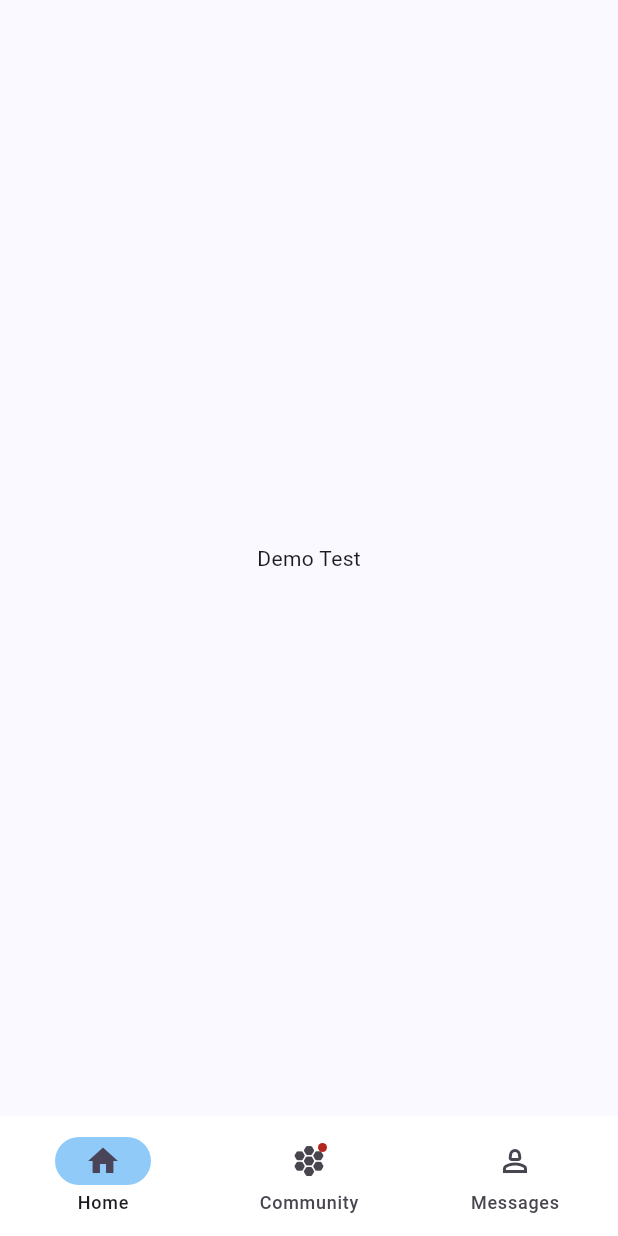
After one commit to ajay-rathod0801/reside_ease, a Flutter app: the BottomNavigation screen opened directly, on a phone screen of 412 x 824 dp. The commit adds this screen. Run offline on Flutter 3.47's test engine with Material 3 defaults, Android fonts, the phone set to English and light mode, and no system bars.

Commit message:
Bottom Navigation Bar with material 3 added.

```diff
--- /dev/null
+++ b/lib/widgets/bottom_navigation.dart
@@ -0,0 +1,49 @@
+import 'package:flutter/material.dart';
+
+class BottomNavigation extends StatefulWidget {
+  const BottomNavigation({super.key});
+
+  @override
+  State<BottomNavigation> createState() => _NavigationExampleState();
+}
+
+class _NavigationExampleState extends State<BottomNavigation> {
+  int currentPageIndex = 0;
+
+  @override
+  Widget build(BuildContext context) {
+    return Scaffold(
+      bottomNavigationBar: NavigationBar(
+        backgroundColor: Colors.white,
+        onDestinationSelected: (int index) {
+          setState(() {
+            currentPageIndex = index;
+          });
+        },
+        indicatorColor: Colors.blue.shade200,
+        selectedIndex: currentPageIndex,
+        destinations: const <Widget>[
+          NavigationDestination(
+            selectedIcon: Icon(Icons.home),
+            icon: Icon(Icons.home_outlined),
+            label: 'Home',
+          ),
+          NavigationDestination(
+            icon: Badge(child: Icon(Icons.hive_rounded)),
+            label: 'Community',
+          ),
+          NavigationDestination(
+            selectedIcon: Icon(Icons.person),
+            icon: Icon(Icons.person_2_outlined),
+            label: 'Messages',
+          ),
+        ],
+      ),
+      body: const Scaffold(
+        body: Center(
+          child: Text('Demo Test'),
+        ),
+      ),
+    );
+  }
+}
```
Also changed, not shown: lib/main.dart (+14 -0 lines).
